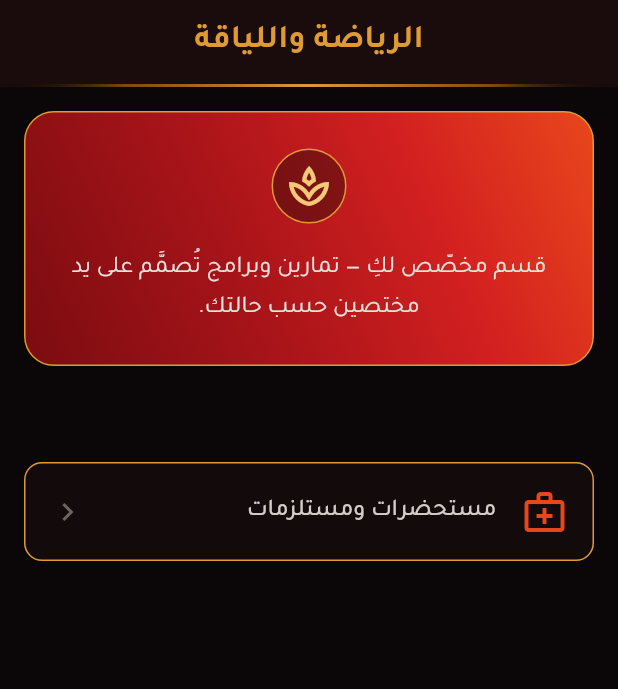
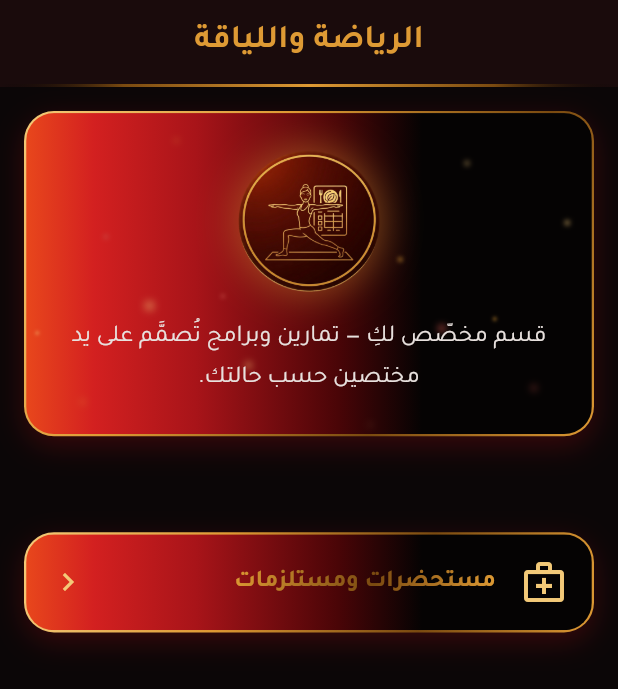
Before and after one commit to NibrasShalabi/MHN_SHOPPING., a Flutter app: the FitnessHubPage screen opened by its route, on a phone screen of 412 x 824 dp. Shown: the top 689 px of the screen. Run offline on Flutter 3.47's test engine with Material 3 defaults, Android fonts, the phone set to English and light mode, and no system bars; our stand-ins replace cloud_firestore, connectivity_plus, equatable, file_picker, firebase_auth, firebase_core and 6 more; accounts and stored records are empty; generated files the repository leaves out were written again.

Commit message:
Fitness hub in the gold-and-fire style: emblem hero, fire pyramid, gold texts
Co-Authored-By: Claude Opus 5.5 <noreply@anthropic.com>
Claude-Session: https://claude.ai/code/session_018L94sWZvi61DLdVmYaoeBK

```diff
--- a/lib/features/deals/presentation/widgets/fire_sparks.dart
+++ b/lib/core/widgets/fire_sparks.dart
@@ -2,7 +2,7 @@ import 'dart:math' as math;
 
 import 'package:flutter/material.dart';
 
-import '../../../../core/theme/app_colors.dart';
+import '../theme/app_colors.dart';
 
 /// Embers rising through the banner. Positions are a pure function of the
 /// animation value, so the painter allocates nothing per frame; it sits in
--- a/lib/core/widgets/gold_frame.dart
+++ b/lib/core/widgets/gold_frame.dart
@@ -60,13 +60,21 @@ class GoldFrame extends StatelessWidget {
 class GoldText extends StatelessWidget {
   final String text;
   final TextStyle style;
+  final int? maxLines;
+  final TextAlign? textAlign;
 
-  const GoldText(this.text, {super.key, required this.style});
+  const GoldText(this.text, {super.key, required this.style, this.maxLines, this.textAlign});
 
   @override
   Widget build(BuildContext context) => ShaderMask(
         blendMode: BlendMode.srcIn,
         shaderCallback: AppColors.goldGradient.createShader,
-        child: Text(text, style: style),
+        child: Text(
+          text,
+          style: style,
+          maxLines: maxLines,
+          textAlign: textAlign,
+          overflow: maxLines == null ? null : TextOverflow.ellipsis,
+        ),
       );
 }
--- a/lib/features/deals/presentation/widgets/fire_deals_banner.dart
+++ b/lib/features/deals/presentation/widgets/fire_deals_banner.dart
@@ -8,7 +8,7 @@ import '../../../../core/widgets/pulsing_dot.dart';
 import '../../data/repositories/live_promotions.dart';
 import '../cubits/deals_pulse_cubit.dart';
 import 'fire_flame.dart';
-import 'fire_sparks.dart';
+import '../../../../core/widgets/fire_sparks.dart';
 
 /// Home entry to fire deals. While deals are live the flame breathes and
 /// embers rise; a "جديد" pill appears when a deal started after the
--- a/lib/features/fitness/presentation/pages/fitness_hub_page.dart
+++ b/lib/features/fitness/presentation/pages/fitness_hub_page.dart
@@ -9,7 +9,8 @@ import '../../../../core/theme/app_colors.dart';
 import '../../../../core/theme/app_text_styles.dart';
 import '../../../../core/widgets/app_bar_bottom_border.dart';
 import '../../../../core/widgets/custom/custom_loading_indicator.dart';
-import '../../../../core/widgets/surface_card.dart';
+import '../../../../core/widgets/fire_sparks.dart';
+import '../../../../core/widgets/gold_frame.dart';
 import '../../domain/entities/health_program.dart';
 import '../cubits/fitness_hub_cubit.dart';
 import '../cubits/fitness_hub_state.dart';
@@ -101,37 +102,31 @@ class _Hero extends StatelessWidget {
 
   @override
   Widget build(BuildContext context) {
-    return Container(
-      width: double.infinity,
+    return GoldFrame(
+      child: Stack(
+        children: [
+          const Positioned.fill(child: FireSparks(active: true)),
+          Padding(
             padding: const EdgeInsets.all(AppConstants.spacingLg),
-      decoration: BoxDecoration(
-        gradient: AppColors.fireGradient,
-        borderRadius: BorderRadius.circular(AppConstants.radiusLg),
-        border: Border.all(color: AppColors.gold, width: AppConstants.borderThin),
-      ),
             child: Column(
               children: [
                 Container(
-            padding: const EdgeInsets.all(AppConstants.spacingSm),
+                  width: 96,
+                  height: 96,
                   decoration: BoxDecoration(
-              color: AppColors.surfaceDark.withValues(alpha: 0.35),
                     shape: BoxShape.circle,
-              border: Border.all(color: AppColors.gold, width: AppConstants.borderThin),
+                    boxShadow: [BoxShadow(color: AppColors.gold.withValues(alpha: 0.45), blurRadius: 22, spreadRadius: 1)],
                   ),
-            child: const Icon(
-              Icons.spa_outlined,
-              size: AppConstants.iconLg,
-              color: AppColors.goldLight,
-            ),
+                  child: Image.asset('assets/images/fitness_emblem.png', filterQuality: FilterQuality.medium),
                 ),
                 const SizedBox(height: AppConstants.spacingMd),
                 Text(
                   AppStrings.fitnessIntro,
-            style: AppTextStyles.body.copyWith(
-              color: AppColors.textOnPrimary,
-              height: 1.7,
+                  style: AppTextStyles.body.copyWith(color: AppColors.textOnPrimary, height: 1.7),
+                  textAlign: TextAlign.center,
                 ),
-            textAlign: TextAlign.center,
+              ],
+            ),
           ),
         ],
       ),
@@ -183,6 +178,16 @@ class _FitnessPyramid extends StatelessWidget {
           width: width,
           child: Stack(
             children: [
+              // Same coal-to-fire fill and rising embers as the cards, cut to the triangle.
+              Positioned.fill(
+                child: ClipPath(
+                  clipper: const _TriangleClipper(),
+                  child: const DecoratedBox(
+                    decoration: BoxDecoration(gradient: AppColors.emberBackdrop),
+                    child: FireSparks(active: true),
+                  ),
+                ),
+              ),
               CustomPaint(
                 size: Size(width, _height),
                 painter: const _PyramidOutlinePainter(),
@@ -263,7 +268,21 @@ class _FitnessPyramid extends StatelessWidget {
   }
 }
 
-/// Draws the hollow triangle outline only — gold stroke, transparent
+class _TriangleClipper extends CustomClipper<Path> {
+  const _TriangleClipper();
+
+  @override
+  Path getClip(Size size) => Path()
+    ..moveTo(size.width / 2, 0)
+    ..lineTo(size.width, size.height)
+    ..lineTo(0, size.height)
+    ..close();
+
+  @override
+  bool shouldReclip(covariant CustomClipper<Path> oldClipper) => false;
+}
+
+/// Draws the triangle outline — gold stroke, transparent
 /// fill, sharp (miter) corners so the apex is an actual point, not a
 /// rounded dome. Exactly 3 sides: two slopes + the base. Two horizontal
 /// seams cross the interior at the tier boundaries, each sized to the
@@ -295,7 +314,7 @@ class _PyramidOutlinePainter extends CustomPainter {
     canvas.drawPath(path, outline);
 
     final seam = Paint()
-      ..color = AppColors.gold.withValues(alpha: 0.5)
+      ..color = AppColors.goldLight.withValues(alpha: 0.6)
       ..strokeWidth = AppConstants.borderThin;
     canvas.drawLine(
       Offset(leftEdgeAt(bandHeight), bandHeight),
@@ -342,23 +361,23 @@ class _PyramidBandContent extends StatelessWidget {
             Icon(
               icon,
               size: compact ? AppConstants.iconMd : AppConstants.iconLg,
-              color: AppColors.iconPrimary,
+              color: AppColors.goldLight,
             ),
             const SizedBox(height: AppConstants.spacingXs),
-            Text(
+            GoldText(
               program.title,
-              style: compact
-                  ? AppTextStyles.body.copyWith(fontWeight: FontWeight.w600)
-                  : AppTextStyles.heading2,
+              style: (compact ? AppTextStyles.body : AppTextStyles.heading2).copyWith(
+                fontWeight: FontWeight.bold,
+                shadows: [Shadow(color: Colors.black.withValues(alpha: 0.5), blurRadius: 6, offset: const Offset(0, 1))],
+              ),
               maxLines: 1,
-              overflow: TextOverflow.ellipsis,
               textAlign: TextAlign.center,
             ),
             if (!compact) ...[
               const SizedBox(height: AppConstants.spacingXs),
               Text(
                 program.intro,
-                style: AppTextStyles.caption.copyWith(color: AppColors.textSecondary),
+                style: AppTextStyles.caption.copyWith(color: AppColors.goldLight.withValues(alpha: 0.85)),
                 maxLines: 2,
                 overflow: TextOverflow.ellipsis,
                 textAlign: TextAlign.center,
@@ -378,29 +397,20 @@ class _SupplementsTile extends StatelessWidget {
 
   @override
   Widget build(BuildContext context) {
-    return SurfaceCard(
+    return GoldFrame(
       onTap: onTap,
-      borderColor: AppColors.gold,
+      child: Padding(
+        padding: const EdgeInsets.all(AppConstants.spacingMd),
         child: Row(
           children: [
-          const Icon(
-            Icons.medical_services_outlined,
-            size: AppConstants.iconLg,
-            color: AppColors.iconPrimary,
-          ),
+            const Icon(Icons.medical_services_outlined, size: AppConstants.iconLg, color: AppColors.goldLight),
             const SizedBox(width: AppConstants.spacingMd),
             Expanded(
-            child: Text(
-              AppStrings.supplements,
-              style: AppTextStyles.body.copyWith(fontWeight: FontWeight.w500),
+              child: GoldText(AppStrings.supplements, style: AppTextStyles.body.copyWith(fontWeight: FontWeight.bold)),
             ),
+            const Icon(Icons.chevron_left, color: AppColors.goldLight, size: AppConstants.iconMd),
+          ],
         ),
-          const Icon(
-            Icons.chevron_left,
-            color: AppColors.textDisabled,
-            size: AppConstants.iconMd,
-          ),
-        ],
       ),
     );
   }
```
Lines whose indentation alone changed are shown as unchanged.
